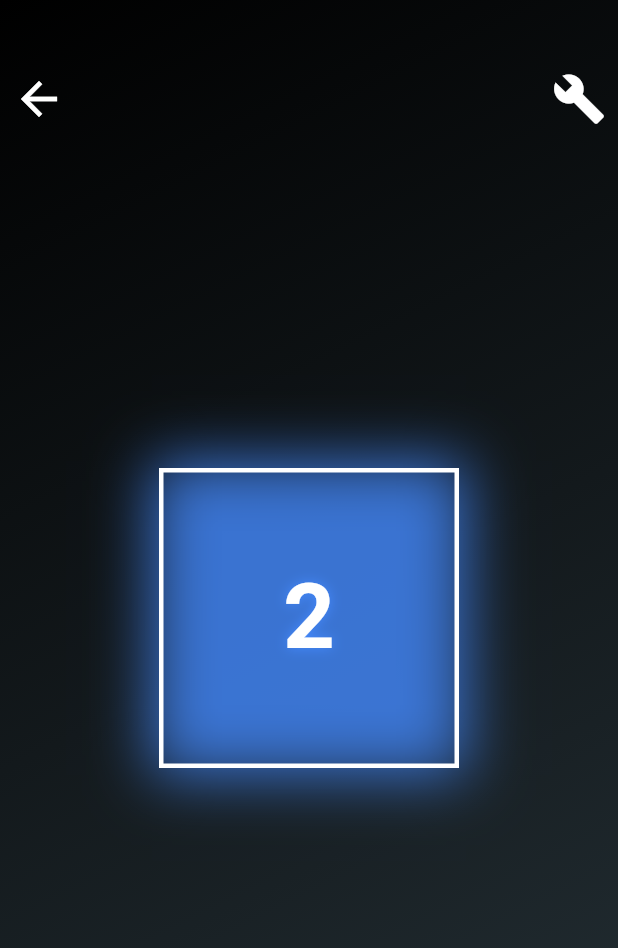
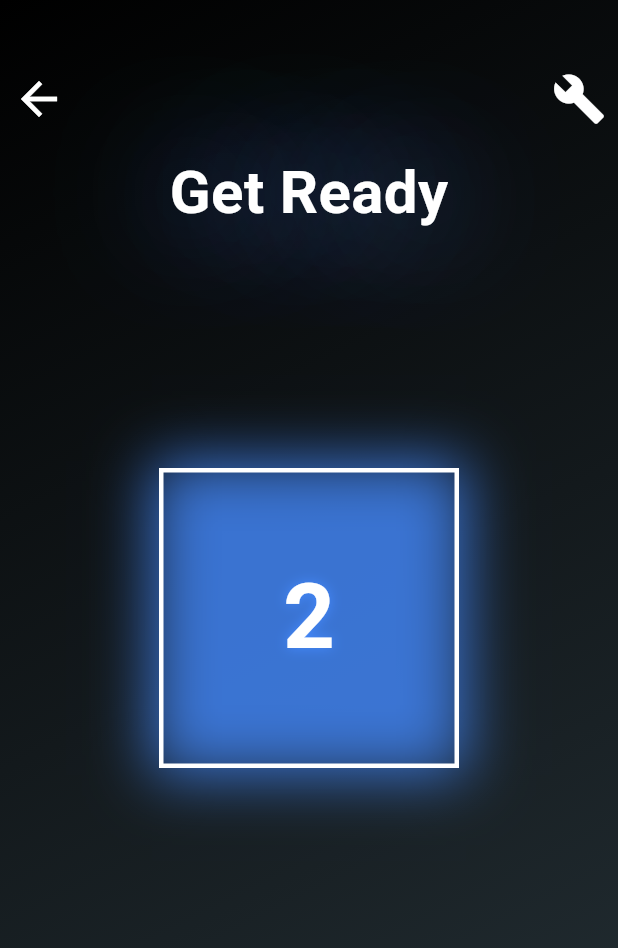
Before and after one commit to rasulsilva95/box-breather, a Flutter app: the BoxBreathingScreen screen opened directly, after a tap on "Got it!", on a phone screen of 412 x 824 dp. Shown: the top 948 px of the screen. Run offline on Flutter 3.47's test engine with Material 3 defaults, Android fonts, the light colour scheme and no system bars.

Commit message:
getReady is showing up correctly, no transitions tho

```diff
--- a/box_breather/lib/main.dart
+++ b/box_breather/lib/main.dart
@@ -280,7 +280,7 @@ class _BoxBreathingScreenState extends State<BoxBreathingScreen> with TickerProv
   bool showPulse = false;
   bool showInfoOverlay = true; // Show the informational overlay initially
   bool showBeginText = false; // Show "Begin" text when countdown reaches 1
-
+  bool showGetReadyText = false;
   @override
   void initState() {
     super.initState();
@@ -329,8 +329,10 @@ class _BoxBreathingScreenState extends State<BoxBreathingScreen> with TickerProv
       setState(() {
         if (preCountdown > 1) {
           preCountdown--;
+          showGetReadyText = true;
         } else if (preCountdown == 1) {
           // Show "Begin" text when the countdown reaches 1
+          showGetReadyText = false;
           showBeginText = true;
           preCountdown--; // Decrement to 0
 
@@ -436,10 +438,6 @@ class _BoxBreathingScreenState extends State<BoxBreathingScreen> with TickerProv
 
   @override
   Widget build(BuildContext context) {
-    double cycle = elapsedTime / duration;
-    double textScale = (0.5 - 0.5 * cos(cycle * pi)); // Smooth scaling effect
-    double textSize = baseTextSize + (maxTextSize - baseTextSize) * textScale;
-
     return Scaffold(
       body: Container(
         decoration: BoxDecoration(
@@ -576,6 +574,28 @@ class _BoxBreathingScreenState extends State<BoxBreathingScreen> with TickerProv
                           ),
                         ),
                       ),
+                    if (showGetReadyText)
+                      Align(
+                        alignment: Alignment.topCenter, // Position the text above the box
+                        child: Padding(
+                          padding: const EdgeInsets.only(top: 100.0), // Adjust the padding to move it closer to the box
+                          child: AnimatedOpacity(
+                            opacity: showGetReadyText ? 1.0 : 0.0, // Fade in when true, fade out when false
+                            duration: Duration(milliseconds: 500), // Duration of the fade effect
+                            child: Text(
+                              'Get Ready',
+                              style: TextStyle(
+                                color: Colors.white,
+                                fontSize: 40,
+                                fontWeight: FontWeight.bold,
+                                shadows: [
+                                  Shadow(blurRadius: 100, color: Colors.blueAccent, offset: Offset(0, 0)),
+                                ],
+                              ),
+                            ),
+                          ),
+                        ),
+                      ),
                     if (showBeginText)
                       Align(
                         alignment: Alignment.topCenter, // Position the text above the box
@@ -584,9 +604,6 @@ class _BoxBreathingScreenState extends State<BoxBreathingScreen> with TickerProv
                           child: AnimatedOpacity(
                             opacity: showBeginText ? 1.0 : 0.0, // Fade in when true, fade out when false
                             duration: Duration(milliseconds: 500), // Duration of the fade effect
-                            child: AnimatedScale(
-                              scale: showBeginText ? 1.0 : 2.0, // Scale up when fading out
-                              duration: Duration(milliseconds: 500), // Match the fade duration
                             child: Text(
                               'Begin',
                               style: TextStyle(
@@ -596,7 +613,6 @@ class _BoxBreathingScreenState extends State<BoxBreathingScreen> with TickerProv
                                 shadows: [
                                   Shadow(blurRadius: 100, color: Colors.blueAccent, offset: Offset(0, 0)),
                                 ],
-                                ),
                               ),
                             ),
                           ),
```
Lines whose indentation alone changed are shown as unchanged.
